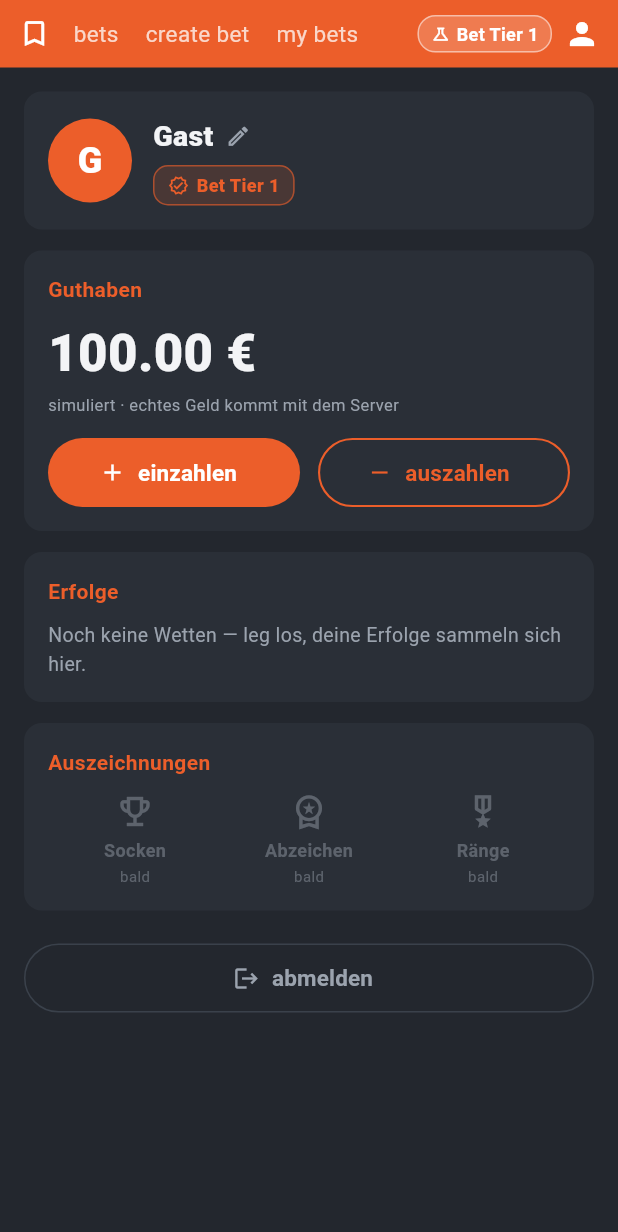
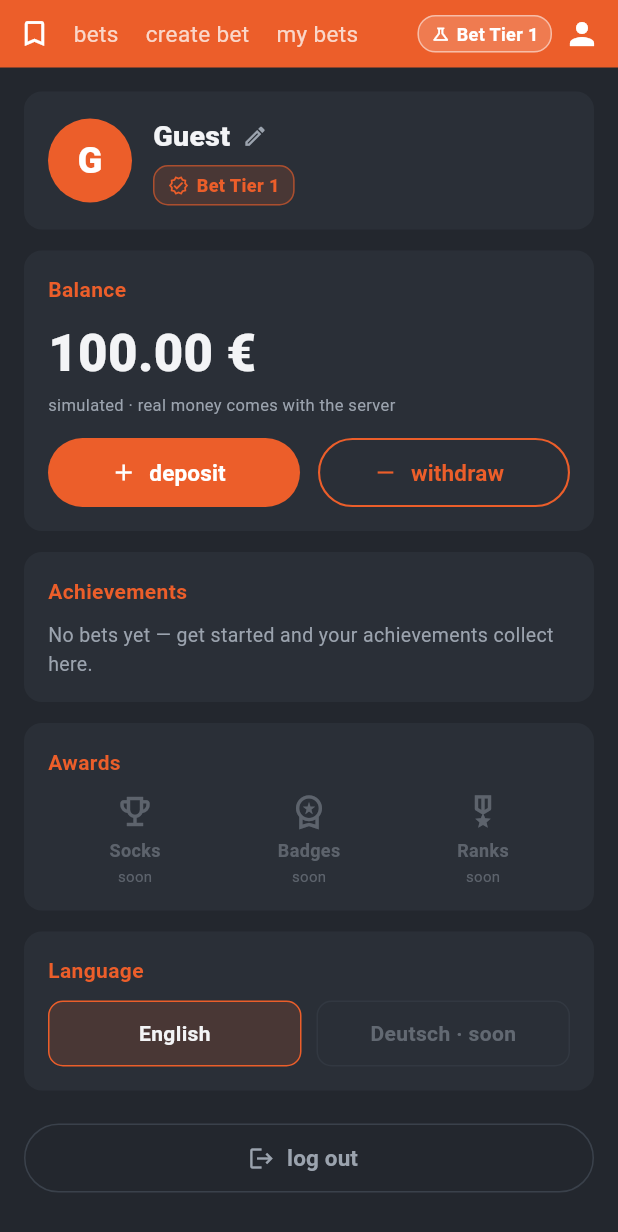
Before and after one commit to Claude-Roland/Battlebet, a Flutter app: the ProfileScreen screen opened directly, on a phone screen of 412 x 824 dp. Shown: the top 1232 px of the screen. Run offline on Flutter 3.47's test engine with Material 3 defaults, Android fonts, the phone set to English and light mode, and no system bars; our stand-ins replace flutter_svg; project files that could hold a hidden picture were left out.

Commit message:
UI auf Englisch als Basis umgestellt (Filter/Tiers/Profil/Auth/create-bet/Fehlermeldungen); Language-Einstellung im Profil (English aktiv, Deutsch als Samen)

```diff
--- a/app/lib/data/auth_store.dart
+++ b/app/lib/data/auth_store.dart
@@ -14,8 +14,8 @@ class AuthStore extends ChangeNotifier {
   /// Registriert einen neuen Nutzer. Rückgabe: Fehlermeldung oder null bei Erfolg.
   String? register(String username, String password) {
     final u = username.trim();
-    if (u.isEmpty || password.isEmpty) return 'Bitte Username und Passwort eingeben.';
-    if (_users.containsKey(u)) return 'Dieser Username ist schon vergeben.';
+    if (u.isEmpty || password.isEmpty) return 'Please enter username and password.';
+    if (_users.containsKey(u)) return 'This username is already taken.';
     _users[u] = password;
     _currentUser = u;
     notifyListeners();
@@ -25,9 +25,9 @@ class AuthStore extends ChangeNotifier {
   /// Meldet einen Nutzer an. Rückgabe: Fehlermeldung oder null bei Erfolg.
   String? login(String username, String password) {
     final u = username.trim();
-    if (u.isEmpty || password.isEmpty) return 'Bitte Username und Passwort eingeben.';
-    if (!_users.containsKey(u)) return 'Kein Konto mit diesem Username.';
-    if (_users[u] != password) return 'Passwort stimmt nicht.';
+    if (u.isEmpty || password.isEmpty) return 'Please enter username and password.';
+    if (!_users.containsKey(u)) return 'No account with this username.';
+    if (_users[u] != password) return 'Wrong password.';
     _currentUser = u;
     notifyListeners();
     return null;
--- a/app/lib/screens/auth_screen.dart
+++ b/app/lib/screens/auth_screen.dart
@@ -1,8 +1,7 @@
 // Onboarding: Anmeldung/Registrierung (Katalog: `AuthScreen`).
 // Einstieg der App. Nutzer meldet sich an ODER registriert sich mit Username +
 // Passwort. MVP: rein lokal (kein Backend) über `authStore`. Nach Erfolg geht
-// es weiter in die Bets-Liste. Das Passwortfeld ist verdeckt; ein Auge-Knopf
-// blendet es zum Prüfen ein.
+// es weiter in die Bets-Liste. UI-Sprache: Englisch als Basis (Roland 2026-07-20).
 
 import 'package:flutter/material.dart';
 
@@ -76,14 +75,14 @@ class _AuthScreenState extends State<AuthScreen> {
                     _Field(
                       label: 'Username',
                       controller: _userCtrl,
-                      hint: 'dein Username',
+                      hint: 'your username',
                       textInputAction: TextInputAction.next,
                     ),
                     const SizedBox(height: 16),
                     _Field(
-                      label: 'Passwort',
+                      label: 'Password',
                       controller: _passCtrl,
-                      hint: 'dein Passwort',
+                      hint: 'your password',
                       obscure: _obscure,
                       textInputAction: TextInputAction.done,
                       onSubmitted: (_) => _submit(),
@@ -121,13 +120,13 @@ class _AuthScreenState extends State<AuthScreen> {
                           textStyle: const TextStyle(fontSize: 16, fontWeight: FontWeight.w700),
                         ),
                         onPressed: _submit,
-                        child: Text(_register ? 'Konto erstellen' : 'Anmelden'),
+                        child: Text(_register ? 'Create account' : 'Log in'),
                       ),
                     ),
                     const SizedBox(height: 16),
                     Center(
                       child: Text(
-                        _register ? 'Schon ein Konto? Oben auf „Anmelden".' : 'Neu hier? Oben auf „Registrieren".',
+                        _register ? 'Already have an account? Tap "Log in" above.' : 'New here? Tap "Register" above.',
                         style: const TextStyle(color: AppColors.textMuted, fontSize: 12),
                       ),
                     ),
@@ -175,7 +174,7 @@ class _Wordmark extends StatelessWidget {
   }
 }
 
-/// Segmentierter Umschalter „Anmelden | Registrieren".
+/// Segmentierter Umschalter „Log in | Register".
 class _ModeToggle extends StatelessWidget {
   const _ModeToggle({required this.register, required this.onChanged});
 
@@ -192,8 +191,8 @@ class _ModeToggle extends StatelessWidget {
       ),
       child: Row(
         children: [
-          _seg('Anmelden', !register, () => onChanged(false)),
-          _seg('Registrieren', register, () => onChanged(true)),
+          _seg('Log in', !register, () => onChanged(false)),
+          _seg('Register', register, () => onChanged(true)),
         ],
       ),
     );
--- a/app/lib/screens/create_bet_screen.dart
+++ b/app/lib/screens/create_bet_screen.dart
@@ -85,7 +85,7 @@ class _CreateBetScreenState extends State<CreateBetScreen> {
 
   /// Info zum gewaehlten Pot-Typ (Deckel + max. Teilnehmer, oder „kein Limit").
   String get _potInfoLine => _tier.isUnlimited
-      ? 'Bet Tier 3 · kein Teilnehmer-Limit'
+      ? 'Bet Tier 3 · no participant limit'
       : 'pot up to ${_tier.capIn(_currency)!.format()}  ·  max $_maxRunners runners';
 
   @override
--- a/app/lib/screens/profile_screen.dart
+++ b/app/lib/screens/profile_screen.dart
@@ -1,11 +1,12 @@
 // Profil-Seite (Katalog: `ProfileScreen`) — die Gambler-/Konto-Seite.
-// Aufbau (Design-Vorlage Durchlauf 4, aber „Claudes Weg" — eigene, klare Optik):
+// UI-Sprache: Englisch als Basis (Roland-Entscheidung 2026-07-20).
+// Aufbau (Design-Vorlage Durchlauf 4, aber „Claudes Weg"):
 //   1) Profil-Kopf: Avatar + Anzeigename (editierbar) + Bet-Tier.
-//   2) GUTHABEN (wichtigster Teil): Betrag gross + einzahlen/auszahlen. HEUTE
-//      SIMULIERT — echtes Geld kommt mit dem Server.
-//   3) Erfolge: aus den platzierten Wetten abgeleitet (platziert/laufend/geschafft).
-//   4) Auszeichnungen (Socken/Abzeichen/Raenge): Samen, ausgegraut als Anreiz (kommt spaeter).
-//   5) Abmelden.
+//   2) BALANCE (wichtigster Teil): Betrag + deposit/withdraw. SIMULIERT.
+//   3) Achievements: aus den platzierten Wetten abgeleitet.
+//   4) Awards (Socks/Badges/Ranks): Samen, ausgegraut als Anreiz.
+//   5) Language: English aktiv, Deutsch als „soon"-Samen (kommt mit dem l10n-System).
+//   6) Log out.
 // Erreichbar ueber das Personen-Symbol rechts in der TopNav.
 
 import 'package:flutter/cupertino.dart';
@@ -58,6 +59,8 @@ class ProfileScreen extends StatelessWidget {
                     _achievements(),
                     const SizedBox(height: 14),
                     _awardsSeed(),
+                    const SizedBox(height: 14),
+                    _language(context),
                     const SizedBox(height: 22),
                     _logout(context),
                   ],
@@ -72,7 +75,7 @@ class ProfileScreen extends StatelessWidget {
 
   // 1) Profil-Kopf: Avatar + Name (editierbar) + Bet-Tier.
   Widget _header(BuildContext context) {
-    final login = authStore.currentUser ?? 'Gast';
+    final login = authStore.currentUser ?? 'Guest';
     final name = profileStore.displayName(login);
     final initial = name.isNotEmpty ? name.substring(0, 1).toUpperCase() : '?';
     return _card(
@@ -131,26 +134,26 @@ class ProfileScreen extends StatelessWidget {
     );
   }
 
-  // 2) Guthaben — der wichtigste Teil: Betrag + einzahlen/auszahlen.
+  // 2) Balance — der wichtigste Teil: Betrag + deposit/withdraw.
   Widget _wallet(BuildContext context) {
     return _card(
       Column(
         crossAxisAlignment: CrossAxisAlignment.stretch,
         children: [
-          const Text('Guthaben',
+          const Text('Balance',
               style: TextStyle(color: AppColors.orange, fontSize: 14, fontWeight: FontWeight.w700)),
           const SizedBox(height: 8),
           Text(profileStore.balance.format(),
               style: const TextStyle(color: AppColors.textPrimary, fontSize: 34, fontWeight: FontWeight.w800)),
           const SizedBox(height: 2),
-          const Text('simuliert · echtes Geld kommt mit dem Server',
+          const Text('simulated · real money comes with the server',
               style: TextStyle(color: AppColors.textMuted, fontSize: 11)),
           const SizedBox(height: 14),
           Row(
             children: [
-              Expanded(child: _walletButton('einzahlen', Icons.add, true, () => _amountSheet(context, deposit: true))),
+              Expanded(child: _walletButton('deposit', Icons.add, true, () => _amountSheet(context, deposit: true))),
               const SizedBox(width: 12),
-              Expanded(child: _walletButton('auszahlen', Icons.remove, false, () => _amountSheet(context, deposit: false))),
+              Expanded(child: _walletButton('withdraw', Icons.remove, false, () => _amountSheet(context, deposit: false))),
             ],
           ),
         ],
@@ -176,27 +179,27 @@ class ProfileScreen extends StatelessWidget {
     );
   }
 
-  // 3) Erfolge: aus den platzierten Wetten abgeleitet.
+  // 3) Achievements: aus den platzierten Wetten abgeleitet.
   Widget _achievements() {
     final bets = myBetsStore.bets;
     final done = bets.where((b) => b.isComplete).length;
-    final running = bets.length - done;
+    final active = bets.length - done;
     return _card(
       Column(
         crossAxisAlignment: CrossAxisAlignment.start,
         children: [
-          const Text('Erfolge',
+          const Text('Achievements',
               style: TextStyle(color: AppColors.orange, fontSize: 14, fontWeight: FontWeight.w700)),
           const SizedBox(height: 10),
           if (bets.isEmpty)
-            const Text('Noch keine Wetten — leg los, deine Erfolge sammeln sich hier.',
+            const Text('No bets yet — get started and your achievements collect here.',
                 style: TextStyle(color: AppColors.textMuted, fontSize: 13))
           else
             Row(
               children: [
-                Expanded(child: _stat('${bets.length}', 'platziert')),
-                Expanded(child: _stat('$running', 'laufend')),
-                Expanded(child: _stat('$done', 'geschafft')),
+                Expanded(child: _stat('${bets.length}', 'placed')),
+                Expanded(child: _stat('$active', 'active')),
+                Expanded(child: _stat('$done', 'done')),
               ],
             ),
         ],
@@ -214,20 +217,20 @@ class ProfileScreen extends StatelessWidget {
     );
   }
 
-  // 4) Samen: Socken / Abzeichen / Raenge — kommen spaeter, ausgegraut als Anreiz.
+  // 4) Samen: Socks / Badges / Ranks — kommen spaeter, ausgegraut als Anreiz.
   Widget _awardsSeed() {
     return _card(
       Column(
         crossAxisAlignment: CrossAxisAlignment.start,
         children: [
-          const Text('Auszeichnungen',
+          const Text('Awards',
               style: TextStyle(color: AppColors.orange, fontSize: 14, fontWeight: FontWeight.w700)),
           const SizedBox(height: 10),
           Row(
             children: [
-              Expanded(child: _seed(Icons.emoji_events_outlined, 'Socken')),
-              Expanded(child: _seed(Icons.workspace_premium_outlined, 'Abzeichen')),
-              Expanded(child: _seed(Icons.military_tech_outlined, 'Ränge')),
+              Expanded(child: _seed(Icons.emoji_events_outlined, 'Socks')),
+              Expanded(child: _seed(Icons.workspace_premium_outlined, 'Badges')),
+              Expanded(child: _seed(Icons.military_tech_outlined, 'Ranks')),
             ],
           ),
         ],
@@ -244,8 +247,58 @@ class ProfileScreen extends StatelessWidget {
           const SizedBox(height: 4),
           Text(label, style: const TextStyle(color: AppColors.textMuted, fontSize: 12, fontWeight: FontWeight.w600)),
           const SizedBox(height: 2),
-          const Text('bald', style: TextStyle(color: AppColors.textMuted, fontSize: 10)),
+          const Text('soon', style: TextStyle(color: AppColors.textMuted, fontSize: 10)),
         ],
+      ),
+    );
+  }
+
+  // 5) Language — English aktiv; Deutsch als „soon"-Samen (kommt mit dem l10n-System).
+  Widget _language(BuildContext context) {
+    return _card(
+      Column(
+        crossAxisAlignment: CrossAxisAlignment.start,
+        children: [
+          const Text('Language',
+              style: TextStyle(color: AppColors.orange, fontSize: 14, fontWeight: FontWeight.w700)),
+          const SizedBox(height: 10),
+          Row(
+            children: [
+              Expanded(child: _langPill('English', active: true, soon: false, onTap: null)),
+              const SizedBox(width: 10),
+              Expanded(
+                child: _langPill('Deutsch', active: false, soon: true, onTap: () {
+                  ScaffoldMessenger.of(context).showSnackBar(
+                    const SnackBar(content: Text('German arrives with the full translation.')),
+                  );
+                }),
+              ),
+            ],
+          ),
+        ],
+      ),
+    );
+  }
+
+  Widget _langPill(String label, {required bool active, required bool soon, VoidCallback? onTap}) {
+    return GestureDetector(
+      onTap: onTap,
+      child: Opacity(
+        opacity: soon ? 0.5 : 1.0,
+        child: Container(
+          padding: const EdgeInsets.symmetric(vertical: 11),
+          alignment: Alignment.center,
+          decoration: BoxDecoration(
+            color: active ? AppColors.orange.withValues(alpha: 0.16) : AppColors.surface,
+            borderRadius: BorderRadius.circular(10),
+            border: Border.all(color: active ? AppColors.orange : AppColors.divider),
+          ),
+          child: Text(soon ? '$label · soon' : label,
+              style: TextStyle(
+                  color: active ? AppColors.textPrimary : AppColors.textMuted,
+                  fontSize: 14,
+                  fontWeight: FontWeight.w700)),
+        ),
       ),
     );
   }
@@ -266,7 +319,7 @@ class ProfileScreen extends StatelessWidget {
           );
         },
         icon: const Icon(Icons.logout, size: 18, color: AppColors.textMuted),
-        label: const Text('abmelden',
+        label: const Text('log out',
             style: TextStyle(color: AppColors.textMuted, fontSize: 15, fontWeight: FontWeight.w600)),
       ),
     );
@@ -287,7 +340,7 @@ class ProfileScreen extends StatelessWidget {
       context: context,
       builder: (ctx) => AlertDialog(
         backgroundColor: AppColors.surface,
-        title: const Text('Anzeigename', style: TextStyle(color: AppColors.textPrimary)),
+        title: const Text('Display name', style: TextStyle(color: AppColors.textPrimary)),
         content: TextField(
           controller: ctrl,
           autofocus: true,
@@ -302,7 +355,7 @@ class ProfileScreen extends StatelessWidget {
         actions: [
           TextButton(
             onPressed: () => Navigator.of(ctx).pop(),
-            child: const Text('abbrechen', style: TextStyle(color: AppColors.textMuted)),
+            child: const Text('cancel', style: TextStyle(color: AppColors.textMuted)),
           ),
           ElevatedButton(
             style: ElevatedButton.styleFrom(backgroundColor: AppColors.orange, shape: const StadiumBorder()),
@@ -310,7 +363,7 @@ class ProfileScreen extends StatelessWidget {
               profileStore.setName(ctrl.text);
               Navigator.of(ctx).pop();
             },
-            child: const Text('speichern', style: TextStyle(color: Colors.white)),
+            child: const Text('save', style: TextStyle(color: Colors.white)),
           ),
         ],
       ),
@@ -331,7 +384,7 @@ class ProfileScreen extends StatelessWidget {
           child: Column(
             mainAxisSize: MainAxisSize.min,
             children: [
-              Text(deposit ? 'einzahlen' : 'auszahlen',
+              Text(deposit ? 'deposit' : 'withdraw',
                   style: const TextStyle(color: AppColors.orange, fontSize: 16, fontWeight: FontWeight.w700)),
               const SizedBox(height: 6),
               SizedBox(
@@ -374,7 +427,7 @@ class ProfileScreen extends StatelessWidget {
                     }
                     Navigator.of(ctx).pop();
                   },
-                  child: const Text('bestätigen',
+                  child: const Text('confirm',
                       style: TextStyle(color: Colors.white, fontSize: 16, fontWeight: FontWeight.w700)),
                 ),
               ),
```
Also changed, not shown: app/lib/models/tiers.dart (+10 -21 lines), app/lib/screens/bets_list_screen.dart (+31 -34 lines).
